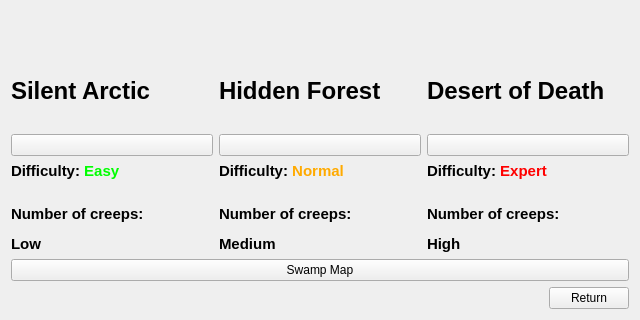
Before: the Qt Designer form choosemapmenu.ui in BetmanSmall/TowerDefence, drawn with Qt 5; both pictures show x 0 to 640 and y 160 to 480 of the 640 by 480 pixel window.
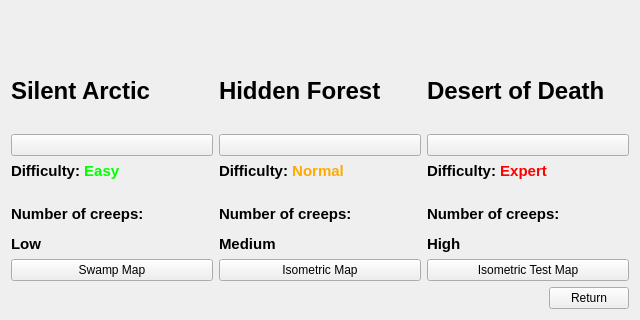
After: the same form once the commit is applied. Icons and pictures are not drawn.

The edit to the form file:
```diff
--- a/choosemapmenu.ui
+++ b/choosemapmenu.ui
@@ -161,11 +161,29 @@
     </layout>
    </item>
    <item>
+    <layout class="QHBoxLayout" name="horizontalLayout_4">
+     <item>
     <widget class="QPushButton" name="loadMap4Button">
      <property name="text">
       <string>Swamp Map</string>
      </property>
     </widget>
+     </item>
+     <item>
+      <widget class="QPushButton" name="loadMap5Button">
+       <property name="text">
+        <string>Isometric Map</string>
+       </property>
+      </widget>
+     </item>
+     <item>
+      <widget class="QPushButton" name="loadMap6Button">
+       <property name="text">
+        <string>Isometric Test Map</string>
+       </property>
+      </widget>
+     </item>
+    </layout>
    </item>
    <item>
     <layout class="QHBoxLayout" name="horizontalLayout_2">
```
Lines whose indentation alone changed are shown as unchanged.
